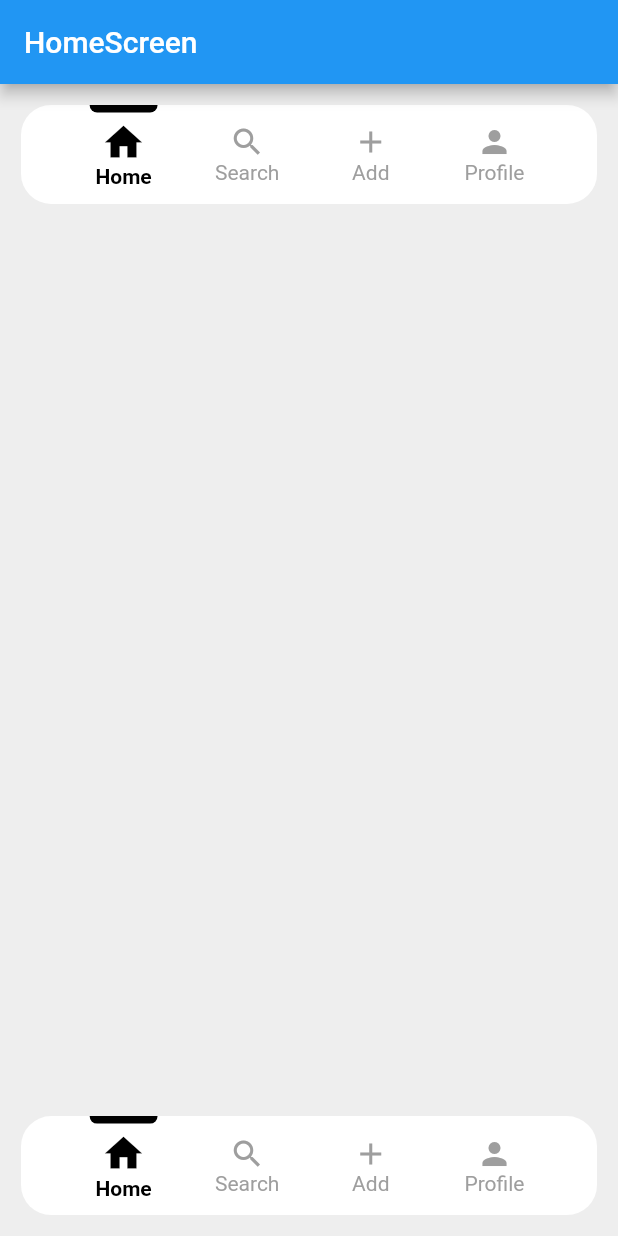
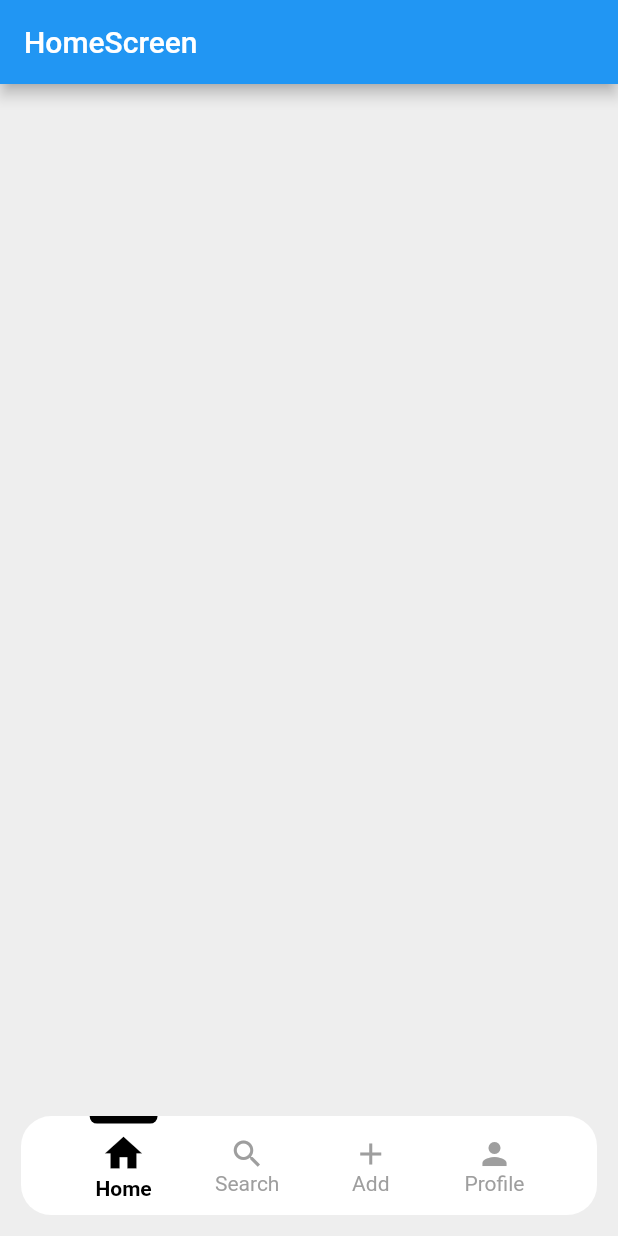
Before and after one commit to RonakInfy/custom_containor, a Flutter app: the screen it shows after launch, on a phone screen of 412 x 824 dp. Run offline on Flutter 3.47's test engine with Material 2 defaults, Android fonts, the phone set to English and light mode, and no system bars.

Commit message:
remove ex. code

```diff
--- a/example/lib/screen/home_screen.dart
+++ b/example/lib/screen/home_screen.dart
@@ -34,13 +34,7 @@ class _HomeScreenState extends State<HomeScreen> with TickerProviderStateMixin {
         title: Text("HomeScreen"),
       ),
       body: Column(
-        children: [
-          CustomContainer(
-            selectItem: 0,
-            onTap: (val) {},
-            itemList: itemList,
-          ),
-        ],
+        children: [],
       ),
       bottomNavigationBar: CustomContainer(
         selectItem: selectItem,
--- a/lib/custom_containor.dart
+++ b/lib/custom_containor.dart
@@ -1,6 +1,5 @@
 library custom_containor;
 
-import 'package:animated_notch_bottom_bar/animated_notch_bottom_bar/animated_notch_bottom_bar.dart';
 import 'package:flutter/material.dart';
 
 typedef IntCallback = void Function(int val);
@@ -52,8 +51,6 @@ class CustomContainer extends StatefulWidget {
 }
 
 class _CustomContainerState extends State<CustomContainer> {
-  final controller = NotchBottomBarController();
-
   @override
   void initState() {
     super.initState();
@@ -61,7 +58,6 @@ class _CustomContainerState extends State<CustomContainer> {
 
   @override
   Widget build(BuildContext context) {
-    final height = MediaQuery.of(context).size.height;
     final width = MediaQuery.of(context).size.width;
     return Padding(
       padding: widget.padding ?? const EdgeInsets.all(14),
--- a/pubspec.yaml
+++ b/pubspec.yaml
@@ -1,7 +1,7 @@
 name: custom_containor
 description: A beautiful and animated bottom navigation. The navigation bar use your current theme, but you are free to customize it.
 version: 0.0.1
-homepage:
+homepage: https://github.com/RonakInfy/custom_containor.git
 
 environment:
   sdk: '>=3.0.6 <4.0.0'
@@ -10,8 +10,8 @@ environment:
 dependencies:
   flutter:
     sdk: flutter
-  animated_notch_bottom_bar: ^1.0.0
-  rive: ^0.11.10
+
+
 
 dev_dependencies:
   flutter_test:
```
Also changed, not shown: example/pubspec.lock, 4 other files.
